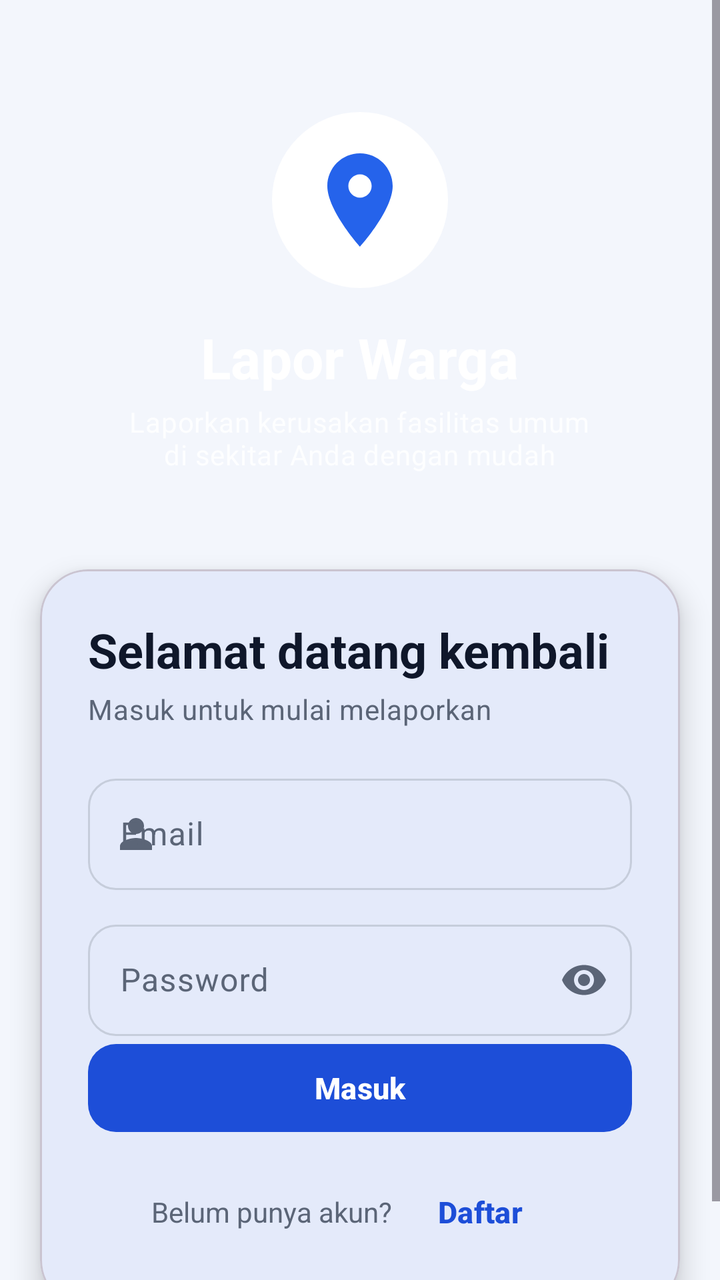
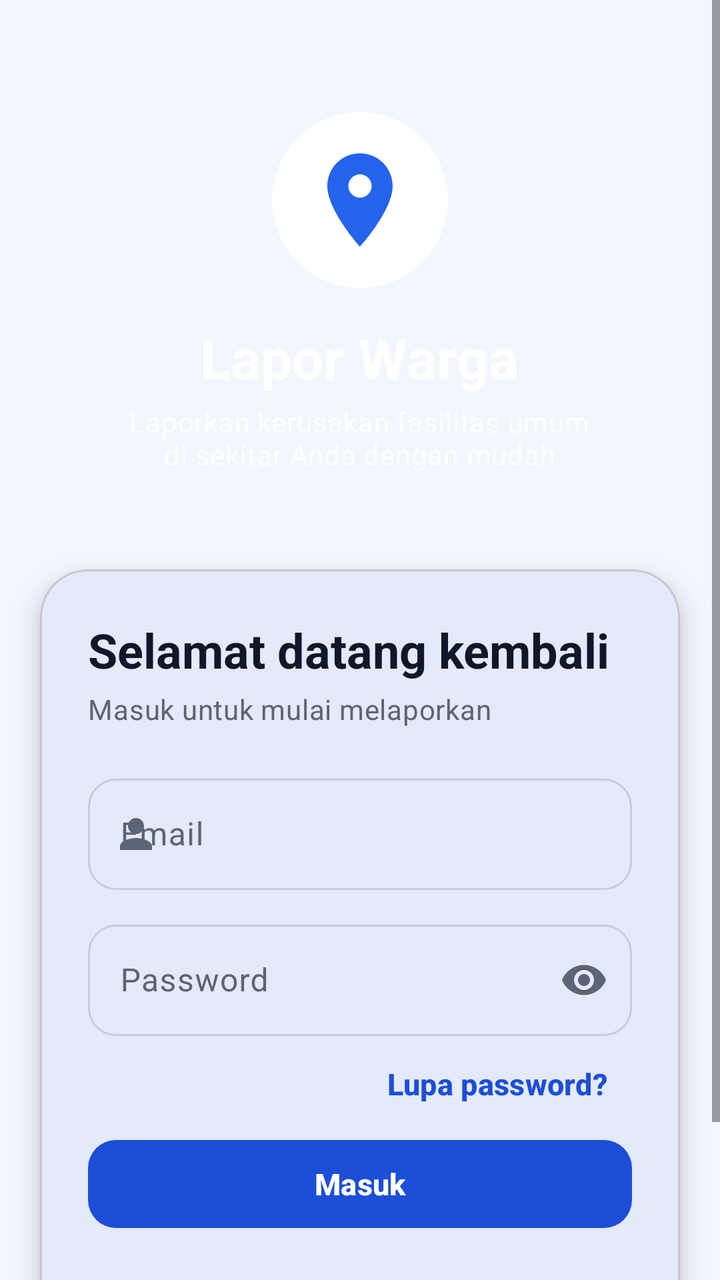

Before-and-after screenshots of an Android layout around one commit, followed by the original layout XML and the change that was made.
<!-- AndroidManifest.xml: application theme Theme.LaporWarga -->
<!-- res/layout/fragment_login.xml -->
<?xml version="1.0" encoding="utf-8"?>
<ScrollView xmlns:android="http://schemas.android.com/apk/res/android"
    xmlns:app="http://schemas.android.com/apk/res-auto"
    android:layout_width="match_parent"
    android:layout_height="match_parent"
    android:id="@+id/root_wallpaper"
    android:fillViewport="true">

    <LinearLayout
        android:layout_width="match_parent"
        android:layout_height="wrap_content"
        android:orientation="vertical">

        <LinearLayout
            android:layout_width="match_parent"
            android:layout_height="wrap_content"
            android:gravity="center_horizontal"
            android:orientation="vertical"
            android:paddingStart="24dp"
            android:paddingTop="56dp"
            android:paddingEnd="24dp"
            android:paddingBottom="48dp">

            <FrameLayout
                android:layout_width="88dp"
                android:layout_height="88dp"
                android:background="@drawable/bg_circle_white">

                <ImageView
                    android:layout_width="56dp"
                    android:layout_height="56dp"
                    android:layout_gravity="center"
                    android:contentDescription="@string/app_name"
                    android:src="@drawable/ic_logo" />
            </FrameLayout>

            <TextView
                android:layout_width="wrap_content"
                android:layout_height="wrap_content"
                android:layout_marginTop="16dp"
                android:text="@string/app_name"
                android:textAppearance="?attr/textAppearanceHeadlineMedium"
                android:textColor="@color/white"
                android:textStyle="bold" />

            <TextView
                android:layout_width="wrap_content"
                android:layout_height="wrap_content"
                android:layout_marginTop="4dp"
                android:alpha="0.85"
                android:gravity="center"
                android:text="@string/app_tagline"
                android:textAppearance="?attr/textAppearanceBodyMedium"
                android:textColor="@color/white" />
        </LinearLayout>

        <com.google.android.material.card.MaterialCardView
            android:layout_width="match_parent"
            android:layout_height="wrap_content"
            android:layout_marginStart="20dp"
            android:layout_marginEnd="20dp"
            android:layout_marginBottom="28dp"
            app:cardBackgroundColor="?attr/colorSurface"
            app:cardCornerRadius="24dp"
            app:cardElevation="8dp">

        <LinearLayout
            android:layout_width="match_parent"
            android:layout_height="wrap_content"
            android:orientation="vertical"
            android:padding="24dp">

            <TextView
                android:layout_width="wrap_content"
                android:layout_height="wrap_content"
                android:text="@string/login_title"
                android:textAppearance="?attr/textAppearanceHeadlineSmall"
                android:textColor="?attr/colorOnSurface"
                android:textStyle="bold" />

            <TextView
                android:layout_width="wrap_content"
                android:layout_height="wrap_content"
                android:layout_marginTop="4dp"
                android:layout_marginBottom="20dp"
                android:text="@string/login_subtitle"
                android:textAppearance="?attr/textAppearanceBodyMedium"
                android:textColor="?attr/colorOnSurfaceVariant" />

            <com.google.android.material.textfield.TextInputLayout
                android:id="@+id/til_email"
                android:layout_width="match_parent"
                android:layout_height="wrap_content"
                android:hint="@string/hint_email"
                app:startIconDrawable="@drawable/ic_person">

                <com.google.android.material.textfield.TextInputEditText
                    android:id="@+id/et_email"
                    android:layout_width="match_parent"
                    android:layout_height="wrap_content"
                    android:imeOptions="actionNext"
                    android:inputType="textEmailAddress"
                    android:maxLines="1" />
            </com.google.android.material.textfield.TextInputLayout>

            <com.google.android.material.textfield.TextInputLayout
                android:id="@+id/til_password"
                android:layout_width="match_parent"
                android:layout_height="wrap_content"
                android:layout_marginTop="12dp"
                android:hint="@string/hint_password"
                app:endIconMode="password_toggle">

                <com.google.android.material.textfield.TextInputEditText
                    android:id="@+id/et_password"
                    android:layout_width="match_parent"
                    android:layout_height="wrap_content"
                    android:imeOptions="actionDone"
                    android:inputType="textPassword"
                    android:maxLines="1" />
            </com.google.android.material.textfield.TextInputLayout>

            <com.google.android.material.progressindicator.LinearProgressIndicator
                android:id="@+id/progress"
                android:layout_width="match_parent"
                android:layout_height="wrap_content"
                android:layout_marginTop="16dp"
                android:layout_marginBottom="8dp"
                android:indeterminate="true"
                android:visibility="gone" />

            <com.google.android.material.button.MaterialButton
                android:id="@+id/btn_login"
                android:layout_width="match_parent"
                android:layout_height="wrap_content"
                android:text="@string/login_button" />

            <LinearLayout
                android:layout_width="match_parent"
                android:layout_height="wrap_content"
                android:layout_marginTop="12dp"
                android:gravity="center"
                android:orientation="horizontal">

                <TextView
                    android:layout_width="wrap_content"
                    android:layout_height="wrap_content"
                    android:text="@string/no_account"
                    android:textColor="?attr/colorOnSurfaceVariant" />

                <com.google.android.material.button.MaterialButton
                    android:id="@+id/btn_go_register"
                    style="@style/Widget.Material3.Button.TextButton"
                    android:layout_width="wrap_content"
                    android:layout_height="wrap_content"
                    android:text="@string/register_link" />
            </LinearLayout>
        </LinearLayout>
        </com.google.android.material.card.MaterialCardView>
    </LinearLayout>
</ScrollView>
<!-- resources referenced by this layout -->
<resources>
  <color name="white">#FFFFFF</color>
  <!-- drawable bg_circle_white (drawable) -->
  <?xml version="1.0" encoding="utf-8"?>
  <shape xmlns:android="http://schemas.android.com/apk/res/android"
      android:shape="oval">
      <solid android:color="@color/white" />
  </shape>
  <!-- drawable ic_logo (drawable) -->
  <?xml version="1.0" encoding="utf-8"?>
  <vector xmlns:android="http://schemas.android.com/apk/res/android"
      android:width="64dp"
      android:height="64dp"
      android:viewportWidth="24"
      android:viewportHeight="24">
      <path
          android:fillColor="@color/brand"
          android:pathData="M12,2C8.13,2 5,5.13 5,9c0,5.25 7,13 7,13s7,-7.75 7,-13c0,-3.87 -3.13,-7 -7,-7zM12,11.5c-1.38,0 -2.5,-1.12 -2.5,-2.5s1.12,-2.5 2.5,-2.5 2.5,1.12 2.5,2.5 -1.12,2.5 -2.5,2.5z" />
  </vector>
  <!-- drawable ic_person (drawable) -->
  <?xml version="1.0" encoding="utf-8"?>
  <vector xmlns:android="http://schemas.android.com/apk/res/android"
      android:width="24dp"
      android:height="24dp"
      android:tint="?attr/colorControlNormal"
      android:viewportWidth="24"
      android:viewportHeight="24">
      <path
          android:fillColor="#FF000000"
          android:pathData="M12,12c2.21,0 4,-1.79 4,-4s-1.79,-4 -4,-4 -4,1.79 -4,4 1.79,4 4,4zM12,14c-2.67,0 -8,1.34 -8,4v2h16v-2c0,-2.66 -5.33,-4 -8,-4z" />
  </vector>
  <string name="app_name">Lapor Warga</string>
  <string name="app_tagline">Laporkan kerusakan fasilitas umum\ndi sekitar Anda dengan mudah</string>
  <string name="hint_email">Email</string>
  <string name="hint_password">Password</string>
  <string name="login_button">Masuk</string>
  <string name="login_subtitle">Masuk untuk mulai melaporkan</string>
  <string name="login_title">Selamat datang kembali</string>
  <string name="no_account">Belum punya akun?</string>
  <string name="register_link">Daftar</string>
  <color name="brand">#2563EB</color>
  <color name="md_primary">#1D4ED8</color>
  <color name="md_on_primary">#FFFFFF</color>
  <color name="md_primary_container">#DBEAFE</color>
  <color name="md_on_primary_container">#1E3A8A</color>
  <color name="md_secondary">#0891B2</color>
  <color name="md_on_secondary">#FFFFFF</color>
  <color name="md_surface">#FFFFFF</color>
  <color name="md_on_surface">#0F172A</color>
  <color name="md_surface_variant">#E8EDF7</color>
  <color name="md_on_surface_variant">#5B6577</color>
  <color name="md_outline">#C6CDDB</color>
  <color name="md_error">#DC2626</color>
  <color name="md_on_error">#FFFFFF</color>
  <color name="md_error_container">#FEE2E2</color>
  <color name="md_on_error_container">#7F1D1D</color>
  <color name="md_background">#F3F6FC</color>
  <style name="Widget.LaporWarga.Button" parent="Widget.Material3.Button">
          <item name="android:minHeight">52dp</item>
          <item name="cornerRadius">14dp</item>
          <item name="android:textAllCaps">false</item>
          <item name="android:textSize">15sp</item>
          <item name="android:textStyle">bold</item>
      </style>
  <style name="Widget.LaporWarga.TextInput" parent="Widget.Material3.TextInputLayout.OutlinedBox">
          <item name="boxCornerRadiusTopStart">14dp</item>
          <item name="boxCornerRadiusTopEnd">14dp</item>
          <item name="boxCornerRadiusBottomStart">14dp</item>
          <item name="boxCornerRadiusBottomEnd">14dp</item>
      </style>
  <!-- unchanged entries left out for length: 1 -->
</resources>

<!-- the commit's change to res/layout/fragment_login.xml (unified diff, before → after) -->
@@ -120,6 +120,14 @@
                     android:maxLines="1" />
             </com.google.android.material.textfield.TextInputLayout>
 
+            <com.google.android.material.button.MaterialButton
+                android:id="@+id/btn_forgot"
+                style="@style/Widget.Material3.Button.TextButton"
+                android:layout_width="wrap_content"
+                android:layout_height="wrap_content"
+                android:layout_gravity="end"
+                android:text="@string/forgot_link" />
+
             <com.google.android.material.progressindicator.LinearProgressIndicator
                 android:id="@+id/progress"
                 android:layout_width="match_parent"
<!-- resource entries referenced after the edit -->
@@ -32,6 +32,7 @@
   </vector>
   <string name="app_name">Lapor Warga</string>
   <string name="app_tagline">Laporkan kerusakan fasilitas umum\ndi sekitar Anda dengan mudah</string>
+  <string name="forgot_link">Lupa password?</string>
   <string name="hint_email">Email</string>
   <string name="hint_password">Password</string>
   <string name="login_button">Masuk</string>
